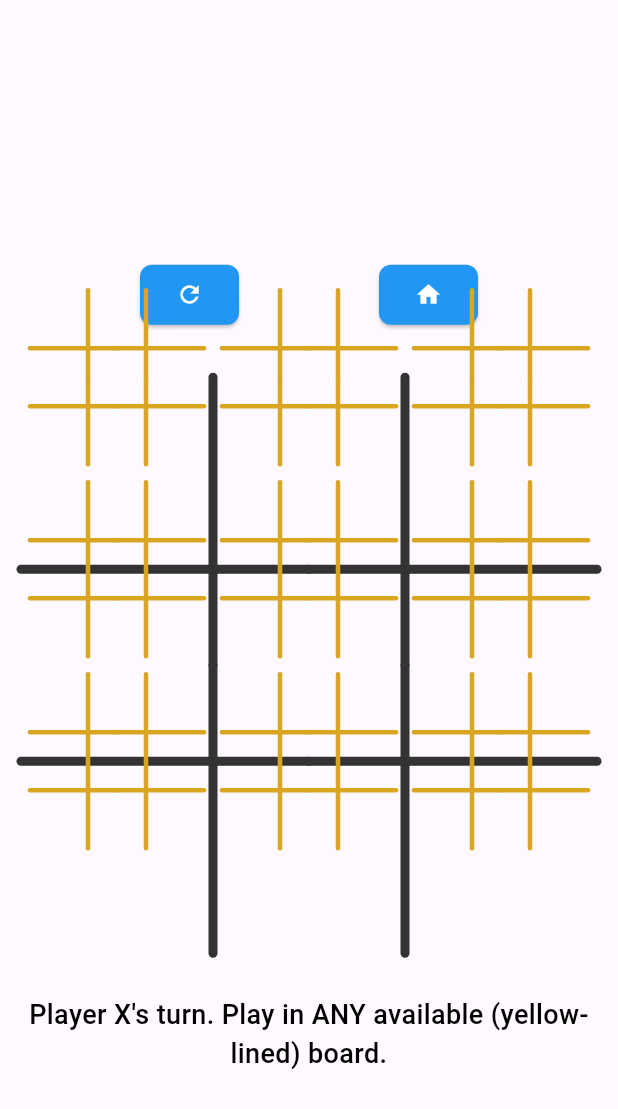
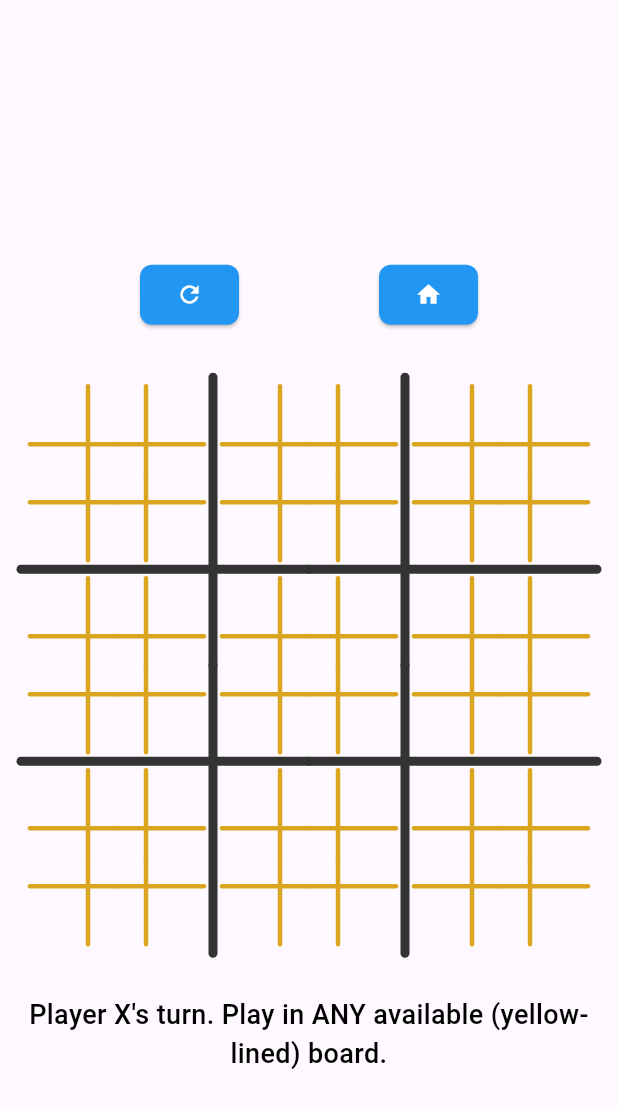
Before and after one commit to Suyash23/upgraded-palm-tree, a Flutter app: the HomeScreen screen opened by its route, on a phone screen of 412 x 824 dp. Shown: the top 1109 px of the screen. Run offline on Flutter 3.47's test engine with Material 3 defaults, Android fonts, the phone set to English and light mode, and no system bars.

Commit message:
Diag: Wrap GridView in SuperBoardWidget with SizedBox
This commit wraps the GridView.builder within SuperBoardWidget's CustomPaint
(the one that draws the super-grid lines) with an explicit SizedBox.
The SizedBox is given dimensions equal to currentBoardSize (the total
size allocated to SuperBoardWidget).

This change is primarily diagnostic. The CustomPaint should already
provide tight constraints to its child GridView. If this change has
no effect, it confirms that GridView was likely already receiving the
correct size. If it does have an effect, it might point to a subtle
interaction in how GridView interprets constraints from CustomPaint.

This is part of the ongoing investigation into your feedback about
the bottom row of mini-grids being partially clipped and misaligned
with super-grid elements.

```diff
--- a/lib/widgets/super_board_widget.dart
+++ b/lib/widgets/super_board_widget.dart
@@ -208,8 +208,9 @@ class _SuperBoardWidgetState extends State<SuperBoardWidget>
                   progress: _mainGridAnimation.value,
                   gridColor: scheme.superGridColor,
                 ),
-                child: Transform.translate(
-                  offset: Offset(0, -currentBoardSize.height / 6),
+                child: SizedBox(
+                  width: currentBoardSize.width,
+                  height: currentBoardSize.height,
                   child: GridView.builder(
                       physics: const NeverScrollableScrollPhysics(),
                       gridDelegate: const SliverGridDelegateWithFixedCrossAxisCount(crossAxisCount: 3),
```
Lines whose indentation alone changed are shown as unchanged.
